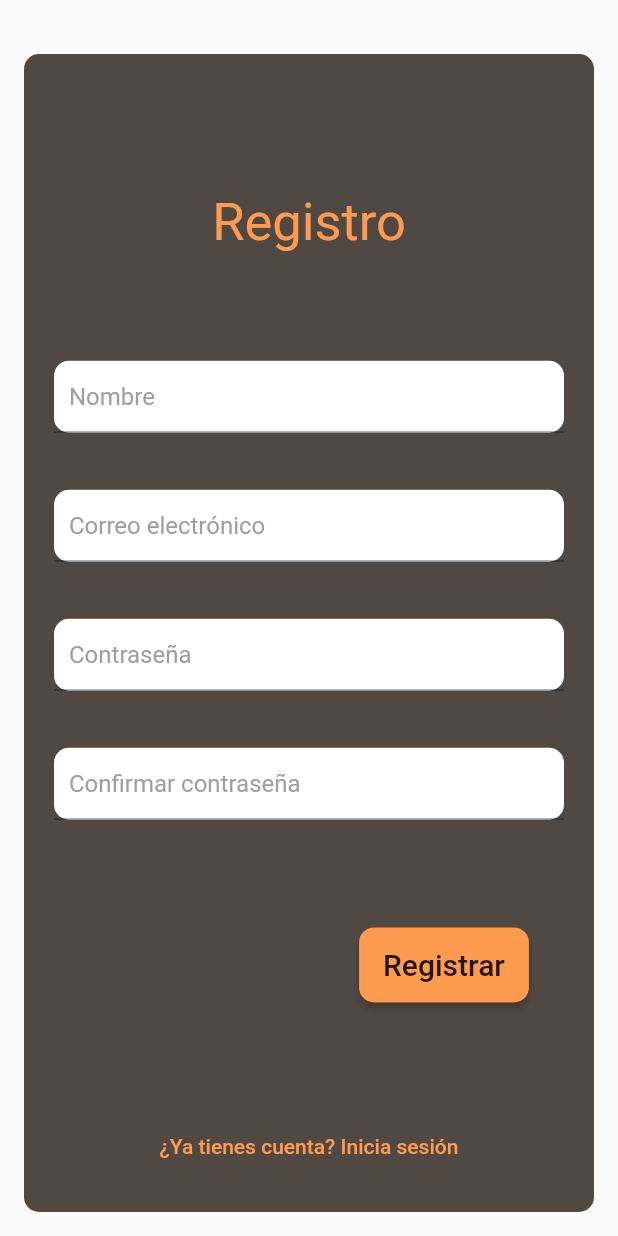
After one commit to Juanmin48/route-40, a Flutter app: the screen it shows after launch, after a tap on "Registro", on a phone screen of 412 x 824 dp. The commit adds this screen. Run offline on Flutter 3.47's test engine with Material 2 defaults, Android fonts, the phone set to English and light mode, and no system bars; our stand-ins replace firebase_auth, firebase_core; missing offline and left inert: flutter_facebook_login, social_auth_buttons; accounts and stored records are empty; network calls fail.

Commit message:
Diseño inicial registro

```diff
--- a/lib/screens/main_page.dart
+++ b/lib/screens/main_page.dart
@@ -1,5 +1,6 @@
 import 'package:flutter/material.dart';
 import 'package:route_40/screens/login.dart';
+import 'package:route_40/screens/register.dart';
 
 class Homepage extends StatefulWidget {
   @override
@@ -24,8 +25,7 @@ class _HomepageState extends State<Homepage> {
             Column(crossAxisAlignment: CrossAxisAlignment.stretch, children: [
           Expanded(
               child: Container(
-            padding: const EdgeInsets.only(
-                bottom: 320.0, top: 320.0, left: 20.0, right: 20.0),
+            padding: const EdgeInsets.only(top: 120.0, left: 20.0, right: 20.0),
             child: MaterialButton(
               child: Text("Iniciar sesión",
                   style: new TextStyle(
@@ -39,6 +39,25 @@ class _HomepageState extends State<Homepage> {
                 );
               },
             ),
+          )),
+          Spacer(),
+          Expanded(
+              child: Container(
+            padding:
+                const EdgeInsets.only(bottom: 120.0, left: 20.0, right: 20.0),
+            child: MaterialButton(
+              child: Text("Registro",
+                  style: new TextStyle(
+                    fontSize: 20.0,
+                  )),
+              color: Color.fromRGBO(255, 154, 81, 1),
+              onPressed: () {
+                Navigator.push(
+                  context,
+                  MaterialPageRoute(builder: (context) => Register()),
+                );
+              },
+            ),
           ))
         ]));
   }
--- /dev/null
+++ b/lib/screens/register.dart
@@ -0,0 +1,100 @@
+import 'package:flutter/material.dart';
+import 'package:route_40/widgets/textbox.dart';
+import 'package:route_40/screens/login.dart';
+
+class Register extends StatefulWidget {
+  @override
+  _RegisterState createState() => _RegisterState();
+}
+
+class _RegisterState extends State<Register> {
+  // Controlador del input nombre
+  final nameController = TextEditingController();
+  // Controlador del input nombre de usuario
+  final usernameController = TextEditingController();
+  // Controlador del input email
+  final emailController = TextEditingController();
+  // Controlador del input contraseña
+  final passwordController = TextEditingController();
+  // Controlador del input condirmar contraseña
+  final conpasswordController = TextEditingController();
+
+  @override
+  Widget build(BuildContext context) {
+    return Scaffold(
+        body: Center(
+      child: Container(
+        // padding: const EdgeInsets.all(16.0),
+        padding: const EdgeInsets.only(
+            bottom: 16.0, top: 36.0, left: 16.0, right: 16.0),
+        child: Container(
+            decoration: BoxDecoration(
+              borderRadius: BorderRadius.circular(10.0),
+              color: Color.fromRGBO(38, 28, 20, 0.8),
+            ),
+            padding: const EdgeInsets.all(20.0),
+            alignment: Alignment.centerLeft,
+            child: Column(
+                // crossAxisAlignment: CrossAxisAlignment.stretch,
+                mainAxisAlignment: MainAxisAlignment.center,
+                children: [
+                  Spacer(),
+                  Center(
+                    child: Container(
+                      child: Text("Registro",
+                          style: new TextStyle(
+                            fontSize: 35.0,
+                            color: Color.fromRGBO(255, 154, 81, 1),
+                          )),
+                    ),
+                  ),
+                  Spacer(),
+                  textbox(nameController, "Nombre"),
+                  SizedBox(
+                    height: 38.0,
+                  ),
+                  textbox(emailController, "Correo electrónico"),
+                  SizedBox(
+                    height: 38.0,
+                  ),
+                  textbox(passwordController, "Contraseña"),
+                  SizedBox(
+                    height: 38.0,
+                  ),
+                  textbox(conpasswordController, "Confirmar contraseña"),
+                  Spacer(),
+                  Container(
+                    padding: const EdgeInsets.only(left: 180.0),
+                    height: 50,
+                    child: MaterialButton(
+                      child: Text("Registrar",
+                          style: new TextStyle(
+                            fontSize: 20.0,
+                          )),
+                      color: Color.fromRGBO(255, 154, 81, 1),
+                      shape: RoundedRectangleBorder(
+                          borderRadius: BorderRadius.circular(10.0)),
+                      onPressed: () {},
+                    ),
+                  ),
+                  Spacer(),
+                  Container(
+                    child: FlatButton(
+                        onPressed: () {
+                          Navigator.push(
+                            context,
+                            MaterialPageRoute(builder: (context) => Login()),
+                          );
+                        },
+                        child: Text(
+                          "¿Ya tienes cuenta? Inicia sesión",
+                          style: TextStyle(
+                            color: Color.fromRGBO(255, 154, 81, 1),
+                          ),
+                        )),
+                  )
+                ])),
+      ),
+    ));
+  }
+}
```
Also changed, not shown: lib/screens/login.dart (+19 -2 lines), lib/widgets/textbox.dart (+3 -18 lines), pubspec.lock.
